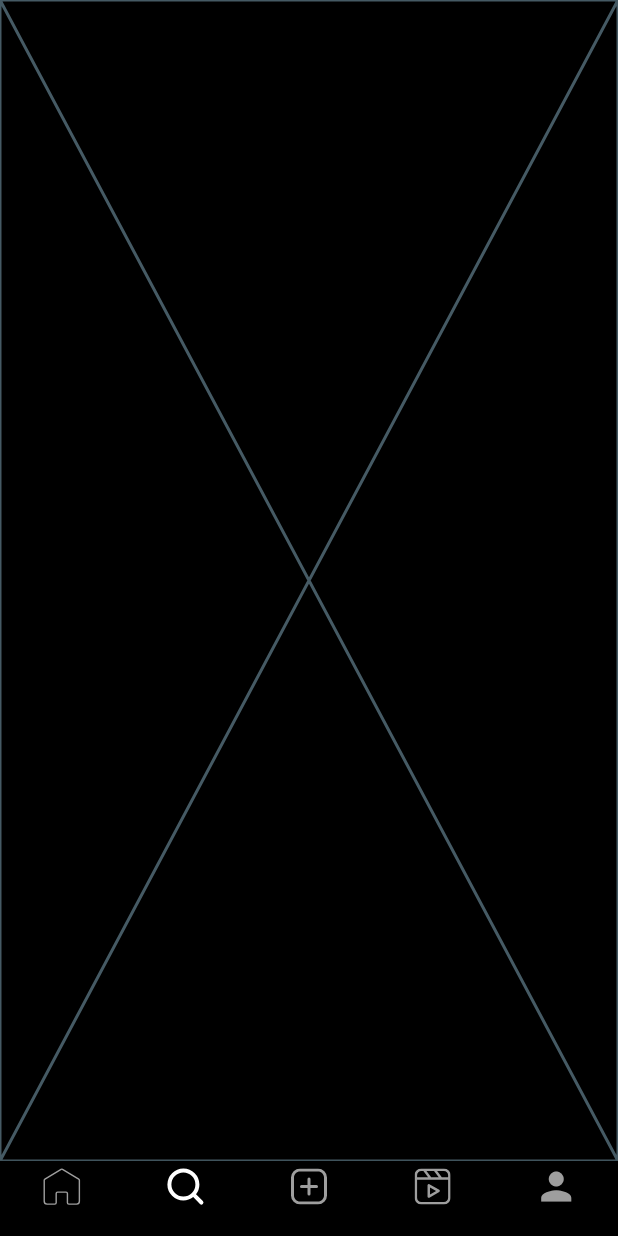
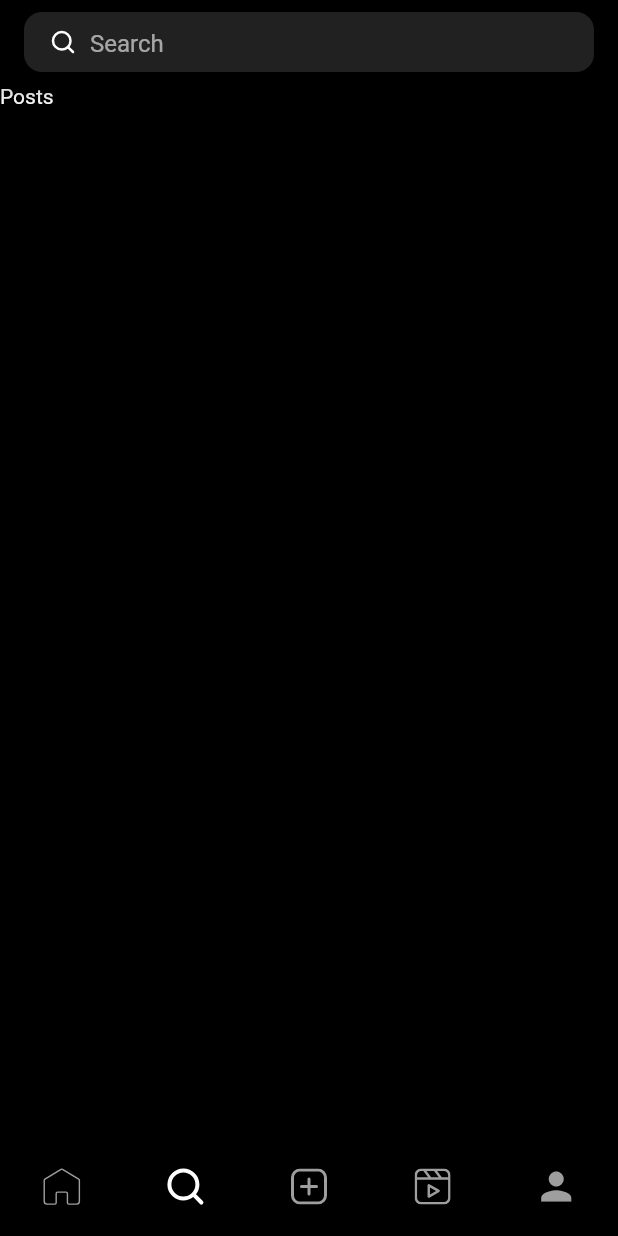
Before and after one commit to The-Naveen-Chandra/Instagram-Flutter, a Flutter app: the screen it shows once a user with an empty profile is signed in, swiped to page 2, on a phone screen of 412 x 824 dp. Run offline on Flutter 3.47's test engine with Material 2 defaults, Android fonts, the phone set to English and light mode, and no system bars; our stand-ins replace cloud_firestore, firebase_auth, firebase_core, firebase_storage, flutter_svg, image_picker; accounts and stored records are empty.

Commit message:
search feature

```diff
--- a/lib/screens/search_screen.dart
+++ b/lib/screens/search_screen.dart
@@ -1,4 +1,7 @@
+import 'package:cloud_firestore/cloud_firestore.dart';
 import 'package:flutter/material.dart';
+import 'package:flutter_svg/flutter_svg.dart';
+import 'package:instagram_clone/utils/colors.dart';
 
 class SearchScreen extends StatefulWidget {
   const SearchScreen({super.key});
@@ -8,8 +11,94 @@ class SearchScreen extends StatefulWidget {
 }
 
 class _SearchScreenState extends State<SearchScreen> {
+  final TextEditingController searchController = TextEditingController();
+  bool isShowUsers = false;
+
+  @override
+  void dispose() {
+    super.dispose();
+    searchController.dispose();
+  }
+
   @override
   Widget build(BuildContext context) {
-    return const Placeholder();
+    return Scaffold(
+      appBar: AppBar(
+        backgroundColor: mobileBackgroundColor,
+        title: Container(
+          decoration: BoxDecoration(
+            borderRadius: BorderRadius.circular(12),
+            color: Colors.grey.shade900,
+          ),
+
+          height: 40, // adjust the height as needed
+          padding: const EdgeInsets.symmetric(horizontal: 16),
+          child: Row(
+            mainAxisAlignment: MainAxisAlignment.start,
+            children: [
+              SvgPicture.asset(
+                "assets/icons/search-filled.svg",
+                // ignore: deprecated_member_use
+                color: primaryColor,
+                height: 20,
+              ),
+              const SizedBox(
+                width: 8,
+              ),
+              Expanded(
+                child: TextFormField(
+                  controller: searchController,
+                  decoration: const InputDecoration(
+                    hintText: 'Search',
+                    border: InputBorder.none,
+                  ),
+                  onFieldSubmitted: (String _) {
+                    setState(() {
+                      isShowUsers = true;
+                    });
+                    // ignore: avoid_print
+                    print(_);
+                  },
+                ),
+              ),
+            ],
+          ),
+        ),
+      ),
+      body: isShowUsers
+          ? FutureBuilder(
+              future: FirebaseFirestore.instance
+                  .collection('users')
+                  .where(
+                    'username',
+                    isGreaterThanOrEqualTo: searchController.text,
+                  )
+                  .get(),
+              builder: (context, snapshot) {
+                if (!snapshot.hasData) {
+                  return const Center(
+                    child: CircularProgressIndicator(),
+                  );
+                }
+                return ListView.builder(
+                  itemCount: (snapshot.data! as dynamic).docs.length,
+                  itemBuilder: (context, index) {
+                    return ListTile(
+                      leading: CircleAvatar(
+                        backgroundImage: NetworkImage(
+                          (snapshot.data! as dynamic).docs[index]['photoUrl'],
+                        ),
+                        radius: 16,
+                      ),
+                      title: Text(
+                        (snapshot.data! as dynamic).docs[index]['username'],
+                      ),
+                    );
+                  },
+                );
+              },
+            )
+          : const Text('Posts'),
+    );
   }
 }
```
